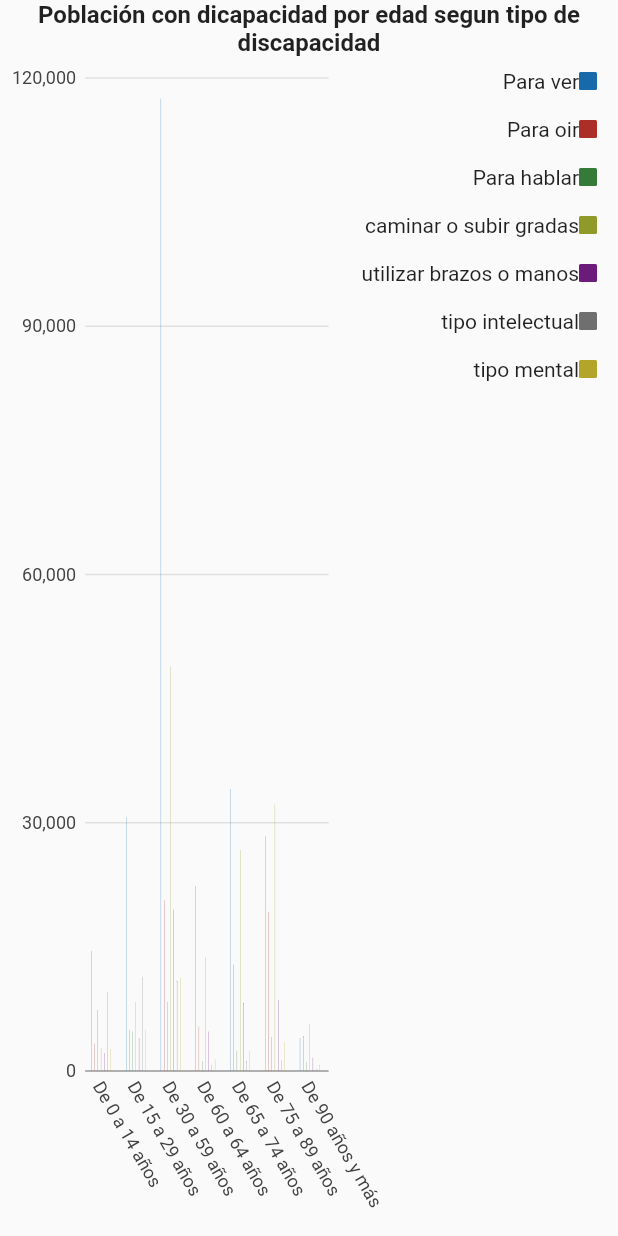
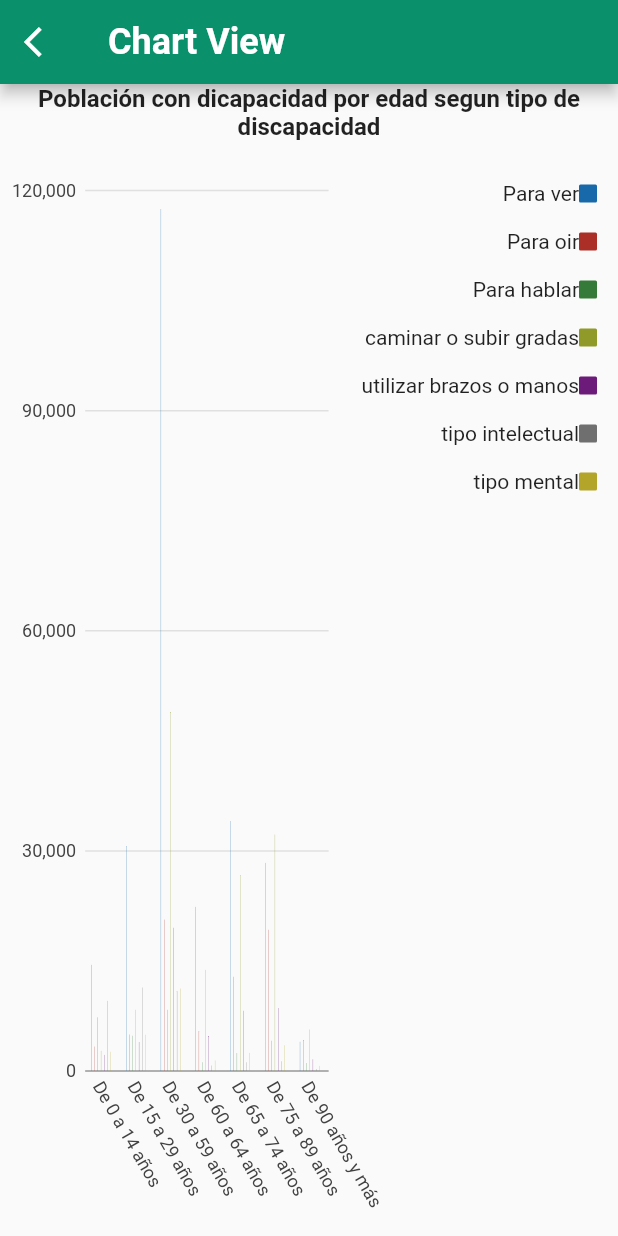
Before and after one commit to palpizarm/mobile_visualization_project, a Flutter app: the BarChart screen opened directly, on a phone screen of 412 x 824 dp. Run offline on Flutter 3.47's test engine with Material 2 defaults, Android fonts, the phone set to English and light mode, and no system bars; our stand-ins replace charts_flutter, font_awesome_flutter; missing offline and left inert: bubble_chart.

Commit message:
[fixed] fit widget to size

```diff
--- a/mobile_visualization_project/lib/bar.dart
+++ b/mobile_visualization_project/lib/bar.dart
@@ -1,6 +1,7 @@
 import 'package:flutter/material.dart';
 import 'package:charts_flutter/flutter.dart' as charts;
-import 'dataHandler.dart';
+import 'package:mobile_visualization_project/dataHandler.dart';
+import 'package:mobile_visualization_project/homepage.dart';
 
 class BarChart extends StatelessWidget {
   List<charts.Series> seriesList;
@@ -13,11 +14,28 @@ class BarChart extends StatelessWidget {
 
   @override
   Widget build(BuildContext context) {
-    return Center(
-      child: Column(
+    return Scaffold(
+      appBar: AppBar(
+        backgroundColor: Color(0xff0b906c),
+        leading: IconButton(icon: Icon(Icons.arrow_back_ios),
+          tooltip: 'Menu',
+          onPressed: () {
+            Navigator.push(context,
+                MaterialPageRoute(builder: (context) => HomePage()));
+          },),
+        title:
+        Text(
+          'Chart View',
+          style: TextStyle(
+            fontWeight: FontWeight.bold,
+            fontSize: 24,
+          ),
+        ),
+      ),
+      body: Column(
         children: <Widget>[
           Text(
-            'Población con dicapacidad por edad segun tipo de discapacidad',
+            'Población con dicapacidad por edad segun tipo de discapacidad\n',
             textAlign: TextAlign.center,
             style: TextStyle(
               fontWeight: FontWeight.bold,
```
